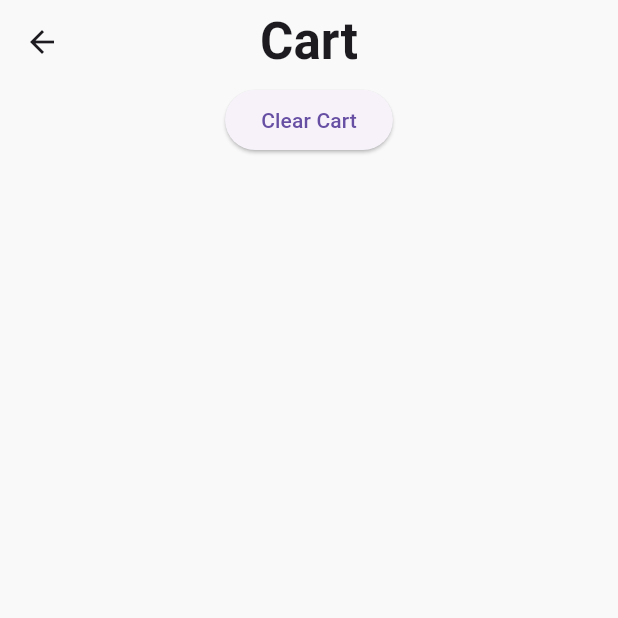
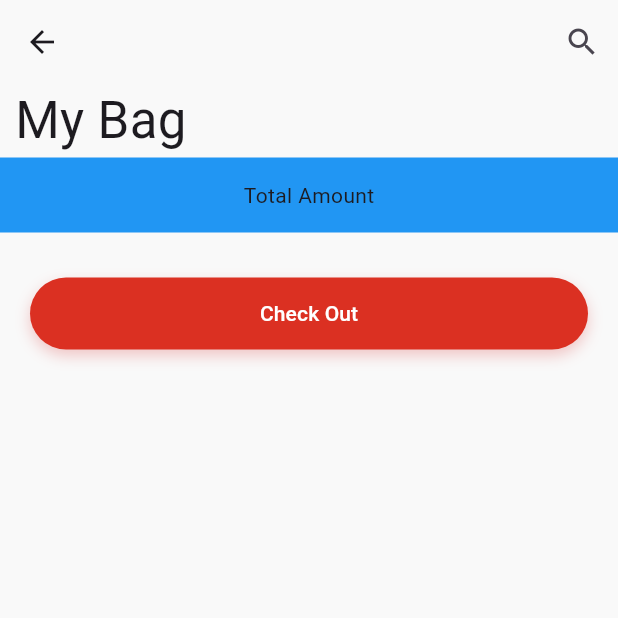
Before and after one commit to khaledfathi/Project_restaurant_amit, a Flutter app: the BagScreen screen opened by its route, on a phone screen of 412 x 824 dp, the top half of it. Run offline on Flutter 3.47's test engine with Material 3 defaults, Android fonts, the light colour scheme and no system bars; our stand-ins replace bloc, dio, flutter_bloc, flutter_spinbox, flutter_svg, internet_connection_checker_plus and 3 more; accounts and stored records are empty.

Commit message:
check point

```diff
--- /dev/null
+++ b/lib/src/controllers/bag/bag_controller.dart
@@ -0,0 +1,19 @@
+import 'dart:convert';
+
+import 'package:project_restaurant/core/core_export.dart';
+
+class BagController {
+  ///remove all data in shared preferences [CART] by replacing it with empty List
+  Future<void> clearBag() async {
+    await Globals.sharedPreferences.setStringList(CART, []);
+  }
+
+  List<Map> getBagData() {
+    List data = Globals.sharedPreferences.getStringList(CART) ?? [];
+    List<Map> cart = [];
+    for (var item in data) {
+      cart.add(jsonDecode(item));
+    }
+    return cart;
+  }
+}
--- a/lib/src/controllers/cart/cart_controller.dart
+++ /dev/null
@@ -1,8 +0,0 @@
-import 'package:project_restaurant/core/core_export.dart';
-
-class CartController {
- ///remove all data in shared preferences [CART] by replacing it with empty List
-  Future<void> clearCart ()async{
-    await Globals.sharedPreferences.setStringList(CART, []);
-  }
-}
--- a/lib/src/views/main/bag/bag_screen.dart
+++ b/lib/src/views/main/bag/bag_screen.dart
@@ -1,8 +1,6 @@
-import 'dart:convert';
-
 import 'package:flutter/material.dart';
 import 'package:project_restaurant/core/core_export.dart';
-import 'package:project_restaurant/src/controllers/cart/cart_controller.dart';
+import 'package:project_restaurant/src/controllers/bag/bag_controller.dart';
 
 class BagScreen extends StatefulWidget {
   //route
@@ -15,42 +13,79 @@ class BagScreen extends StatefulWidget {
 
 class _BagScreenState extends State<BagScreen> {
   //screen controller
-  final CartController _controller = CartController();
+  final BagController _controller = BagController();
   //cart data
-  late List _cartData;
+  late List<Map> _bagData;
 
   @override
   Widget build(BuildContext context) {
-    _cartData = Globals.sharedPreferences.getStringList(CART) ?? [];
+    _bagData = _controller.getBagData();
     return Scaffold(
         appBar: AppBar(
-          title: const Text('Cart'),
-          centerTitle: true,
+          scrolledUnderElevation: 0,
+          actions: [
+            IconButton(onPressed: () {}, icon: const Icon(Icons.search)),
+          ],
         ),
         body: Column(
           children: [
-            ElevatedButton(
-              onPressed: () {
-                setState(() {
-                  _controller.clearCart();
-                });
-              },
-              child: Text('Clear Cart'),
+            Expanded(
+              flex: 10,
+              child: Column(
+                children: [
+                  Container(
+                    alignment: Alignment.centerLeft,
+                    margin: const EdgeInsets.only(left: 10),
+                    child: const Text('My Bag', style: TextStyle(fontSize: 34),),
+                  ),
+                  Expanded(
+                    child: SingleChildScrollView(
+                      child: Column(
+                        children: [
+                          ListView.builder(
+                            shrinkWrap: true,
+                            physics: const NeverScrollableScrollPhysics(),
+                            itemCount: _bagData.length,
+                            itemBuilder: (context, index) {
+                              return Container(
+                                height: 50,
+                                margin: const EdgeInsets.all(10),
+                                color: Colors.amber,
+                                child: Center(
+                                  child: Text(
+                                      'Product ID : ${_bagData[index]['productId']}\n Quantity : ${_bagData[index]['quantity']}'),
+                                ),
+                              );
+                            },
+                          ),
+                          Container(
+                            color: Colors.blue,
+                            height: 50,
+                            width: double.infinity,
+                            alignment: Alignment.center,
+                            child: Text('Total Amount'),
+                          ),
+                          CustomStanderButton(
+                            text: 'Check Out',
+                            margin: const EdgeInsets.only(left: 20, right: 20, top: 30),
+                            onPressed: (){
+                              setState(() {
+                                _controller.clearBag();
+                              });
+                            }
+                          ),
+                        ],
+                      ),
+                    ),
+                  ),
+                ],
+              ),
             ),
-            Expanded(
-                child: ListView.builder(
-              itemCount: _cartData.length,
-              itemBuilder: (context, index) {
-                Map product = jsonDecode(_cartData[index]);
-                return Container(
-                  child: Column(children: [
-                    Text(product['productId']),
-                    Text(product['quantity']),
-                    Text('---------'),
-                  ]),
-                );
-              },
-            )),
+            // CustomStanderButton(
+            //   margin: const EdgeInsets.symmetric(vertical: 30, horizontal: 20),
+            //   text: 'Check Out',
+            //   onPressed: () {},
+            // )
           ],
         ));
   }
```
